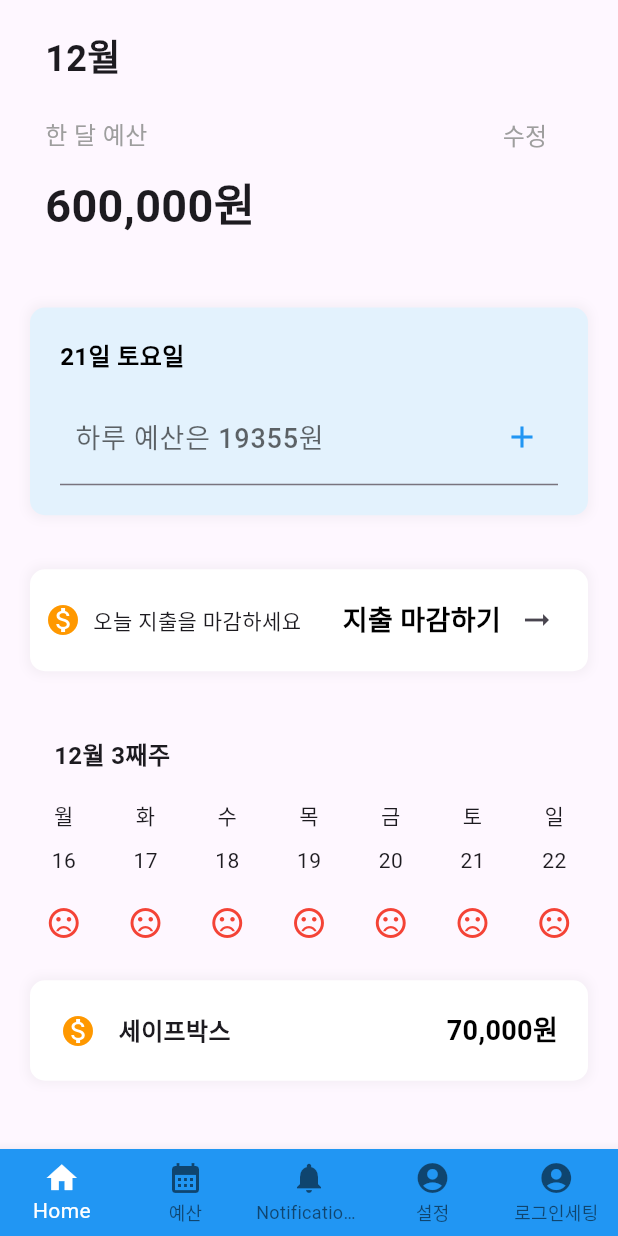
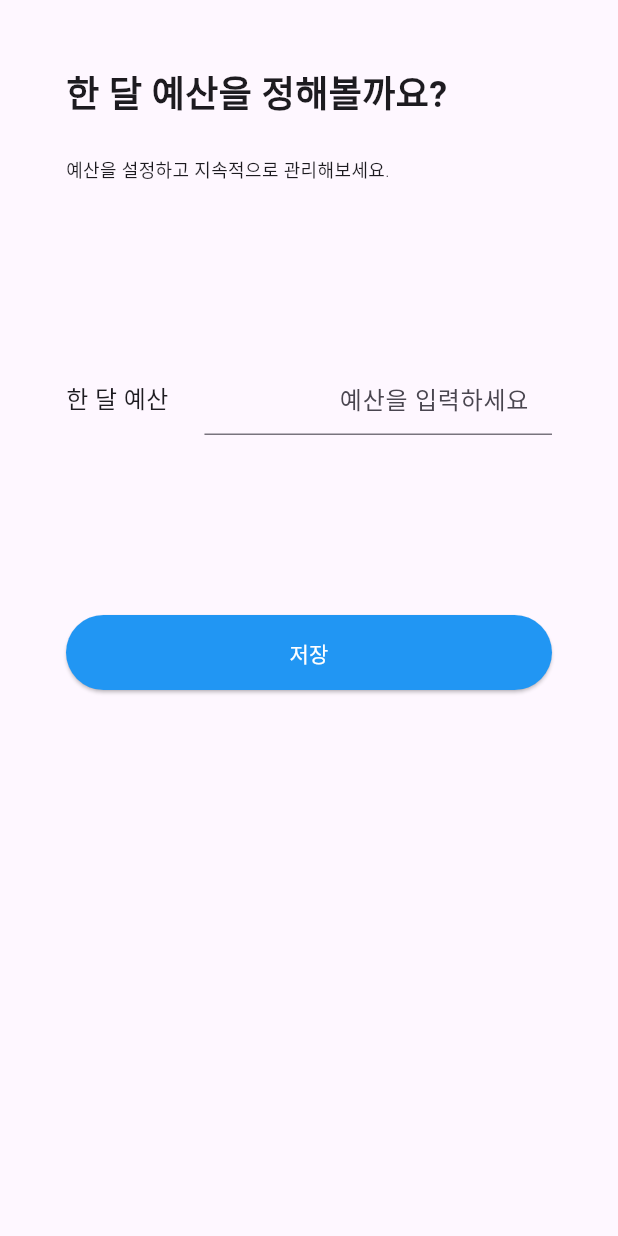
Before and after one commit to 2kihyuk/Flutter_Study, a Flutter app: the screen it shows after launch, after a tap on "시작하기", after a tap on "로그인", on a phone screen of 412 x 824 dp. Run offline on Flutter 3.47's test engine with Material 3 defaults, Android fonts, the phone set to English and light mode, and no system bars; our stand-ins replace drift, geolocator, get_it, google_maps_flutter, image_picker, table_calendar and 2 more; missing offline and left inert: sqlite3; accounts and stored records are empty; generated files the repository leaves out were written again; Roboto replaces fonts that are missing (Pretendard); project files that could hold a hidden picture were left out.

Commit message:
month_expanse_check UI & Authentication -> Login -> MonthExpanseCheck Logic Done // GetX Error

```diff
--- a/fincare_practice/lib/screen/budget_main.dart
+++ b/fincare_practice/lib/screen/budget_main.dart
@@ -15,10 +15,9 @@ class BudgetMain extends StatelessWidget {
       body: SafeArea(
         child: Column(
           children: [
-            // Savebutton(content: '저장하기',),
+
             BudgetMainTopSlider(),
             SizedBox(height: 16.0,),
-            // Savebutton(content: '이메일로 시작하기'),
             TodayExpanseDecision(),
             SizedBox(height: 16.0,),
             EndSpend(),
--- a/fincare_practice/lib/screen/login_page.dart
+++ b/fincare_practice/lib/screen/login_page.dart
@@ -1,4 +1,5 @@
 import 'package:fincare_practice/screen/home_screen.dart';
+import 'package:fincare_practice/screen/month_expanse_check.dart';
 import 'package:flutter/material.dart';
 
 class LoginPage extends StatefulWidget {
@@ -20,7 +21,8 @@ class _LoginPageState extends State<LoginPage> {
 
     Navigator.of(context).pushReplacement(
         MaterialPageRoute(builder:(context)=>
-            HomeScreen()
+            MonthExpanseCheck()
+            // HomeScreen()
         )
     );
     // 로그인 처리 로직을 여기에 추가
--- /dev/null
+++ b/fincare_practice/lib/screen/month_expanse_check.dart
@@ -0,0 +1,109 @@
+import 'package:fincare_practice/Component/savebutton.dart';
+import 'package:flutter/material.dart';
+import 'package:intl/intl.dart'; // 숫자 포맷팅을 위해
+
+class MonthExpanseCheck extends StatefulWidget {
+  const MonthExpanseCheck({super.key});
+
+  @override
+  State<MonthExpanseCheck> createState() => _MonthExpanseCheckState();
+}
+
+class _MonthExpanseCheckState extends State<MonthExpanseCheck> {
+  TextEditingController _budgetController = TextEditingController(); // 예산 입력을 위한 텍스트 컨트롤러
+  String budget = '0'; // 예산을 저장할 변수
+
+  // 숫자에 천 단위 구분 기호 추가하는 함수
+  String formatCurrency(String value) {
+    if (value.isEmpty) {
+      return '0';
+    }
+
+    final number = int.tryParse(value.replaceAll(',', ''));
+    if (number == null) {
+      return '0';
+    }
+
+    final formatter = NumberFormat('#,###');
+    return formatter.format(number);
+  }
+
+  @override
+  Widget build(BuildContext context) {
+    return Scaffold(
+      body: SafeArea(
+        child: Padding(
+          padding: const EdgeInsets.all(44.0),
+          child: Column(
+            mainAxisAlignment: MainAxisAlignment.start,
+            crossAxisAlignment: CrossAxisAlignment.start,
+            children: [
+              Text(
+                '한 달 예산을 정해볼까요?',
+                style: TextStyle(
+                  fontFamily: 'Pretendard',
+                  fontWeight: FontWeight.w700,
+                  fontSize: 24,
+                ),
+              ),
+              SizedBox(height: 24.0),
+              Text(
+                '예산을 설정하고 지속적으로 관리해보세요.',
+                style: TextStyle(
+                  fontFamily: 'Pretendard',
+                  fontWeight: FontWeight.w300,
+                  fontSize: 12,
+                ),
+              ),
+              SizedBox(height: 120),
+
+              // 예산 입력 부분
+              Row(
+                children: [
+                  Text(
+                    '한 달 예산',
+                    style: TextStyle(
+                      fontFamily: 'Pretendard',
+                      fontSize: 16,
+                    ),
+                  ),
+                  SizedBox(width: 24),
+                  Expanded(
+                    child: TextField(
+                      controller: _budgetController,
+                      keyboardType: TextInputType.number,
+                      textAlign: TextAlign.right, // 텍스트를 오른쪽 정렬
+                      decoration: InputDecoration(
+                        hintText: '예산을 입력하세요',
+                        border: UnderlineInputBorder(),
+                        suffixText: '원', // "원" 텍스트 추가
+                      ),
+                      onChanged: (value) {
+                        setState(() {
+                          budget = formatCurrency(value); // 숫자 포맷팅
+                          _budgetController.text = budget; // 포맷된 값을 다시 텍스트 필드에 설정
+                          _budgetController.selection = TextSelection.fromPosition(TextPosition(offset: budget.length)); // 커서 위치 조정
+                        });
+                      },
+                    ),
+                  ),
+                ],
+              ),
+              SizedBox(height: 120),
+
+              // 저장 버튼
+              Savebutton(
+                onSave: onSaveButtonPressed,
+                content: '저장',
+              )
+            ],
+          ),
+        ),
+      ),
+    );
+  }
+
+  void onSaveButtonPressed() {
+    print('저장완료성공');
+  }
+}
--- a/fincare_practice/pubspec.yaml
+++ b/fincare_practice/pubspec.yaml
@@ -36,6 +36,7 @@ dependencies:
   # Use with the CupertinoIcons class for iOS style icons.
   cupertino_icons: ^1.0.8
   intl: ^0.20.1
+  get: ^4.6.6
 
 dev_dependencies:
   flutter_test:
```
Also changed, not shown: fincare_practice/pubspec.lock.
